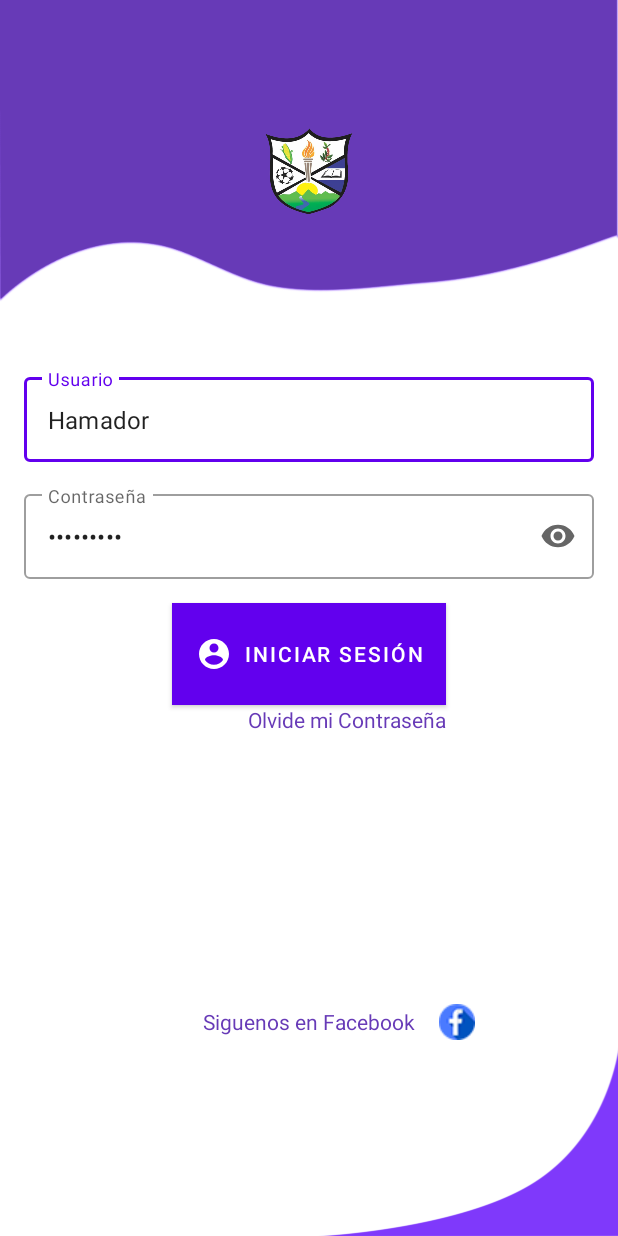
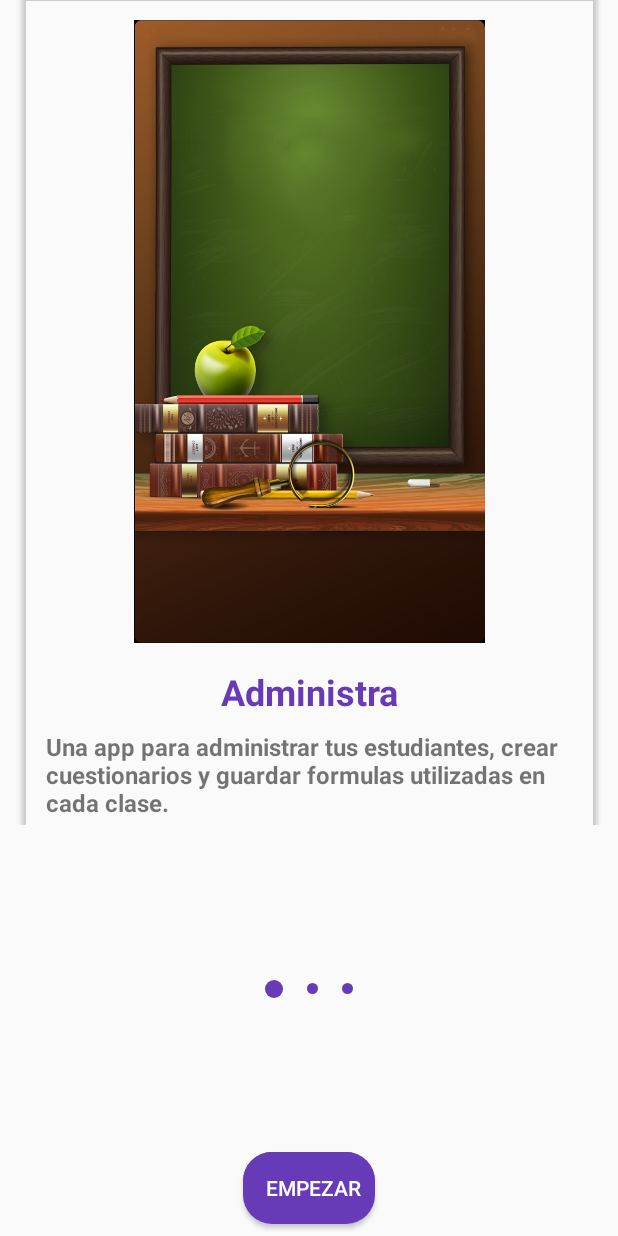
Before and after one commit to MelHerrera/LaEsperanzaCollege, an Android app: the screen it shows after launch (LoginActivity before the commit, IntroActivity after it), on a phone screen of 412 x 824 dp. Run offline under Robolectric (Android 15) with nearby library versions, the phone set to English and light mode, and no system bars; 3 statements that could not run were skipped.

Commit message:
agregado intro

```diff
--- /dev/null
+++ b/app/src/main/java/com/app/laesperanzacollege/IntroActivity.kt
@@ -0,0 +1,105 @@
+package com.app.laesperanzacollege
+
+import android.content.Intent
+import androidx.appcompat.app.AppCompatActivity
+import android.os.Bundle
+import android.view.ViewGroup
+import android.widget.ImageView
+import android.widget.LinearLayout
+import androidx.core.content.ContextCompat
+import androidx.core.view.get
+import androidx.viewpager2.widget.ViewPager2
+import com.app.laesperanzacollege.adaptadores.intro
+import com.app.laesperanzacollege.adaptadores.introAdapter
+import kotlinx.android.synthetic.main.activity_intro.*
+
+class IntroActivity : AppCompatActivity() {
+    private val introAdapter = introAdapter(
+        listOf(
+            intro(
+                "Administra",
+                "Una app para administrar tus estudiantes, crear cuestionarios y guardar formulas utilizadas en cada clase.",
+                R.drawable.educacion
+            ),
+            intro(
+                "Crea tus Cuestionarios",
+                "Aprende de forma divertida creando tus cuestionarios para que otros lo puedan resolver.",
+                R.drawable.pregunta
+            ),
+            intro(
+                "Educa",
+                "Enseña a través de esta app interactiva, dividida por grados y mira la mejoría a largo plazo.",
+                R.drawable.tres
+            )
+        )
+    )
+    override fun onCreate(savedInstanceState: Bundle?) {
+        super.onCreate(savedInstanceState)
+        setContentView(R.layout.activity_intro)
+
+        carrusel.adapter = introAdapter
+        setupIndicators()
+        setCurrentIndicator(0)
+        carrusel.registerOnPageChangeCallback(object :
+            ViewPager2.OnPageChangeCallback(){
+            override fun onPageSelected(position: Int) {
+                super.onPageSelected(position)
+                setCurrentIndicator(position)
+            }
+        })
+
+        intro.setOnClickListener {
+            startActivity(Intent(this,LoginActivity::class.java))
+        }
+    }
+
+    private fun setupIndicators() {
+        val indicators = arrayOfNulls<ImageView>(introAdapter.itemCount)
+        val layoutParams: LinearLayout.LayoutParams =
+            LinearLayout.LayoutParams(
+                ViewGroup.LayoutParams.WRAP_CONTENT,
+                ViewGroup.LayoutParams.WRAP_CONTENT
+            )
+        layoutParams.setMargins(12, 0, 12, 0)
+
+        for (i in indicators.indices) {
+            indicators[i] = ImageView(applicationContext)
+            indicators[i].apply {
+                this?.setImageDrawable(
+                    ContextCompat.getDrawable(
+                        applicationContext,
+                        R.drawable.indicator_inactive
+                    )
+                )
+                this?.layoutParams = layoutParams
+            }
+            indicatorsContainer.addView(indicators[i])
+        }
+    }
+
+    private fun setCurrentIndicator(index:Int)
+    {
+        val childCount = indicatorsContainer.childCount
+        for(i in 0 until childCount){
+            val imageView = indicatorsContainer[i] as ImageView
+            if(i == index)
+            {
+                imageView.setImageDrawable(
+                    ContextCompat.getDrawable(
+                        applicationContext,
+                        R.drawable.indicator_active
+                    )
+                )
+            } else {
+                imageView.setImageDrawable(
+                    ContextCompat.getDrawable(
+                        applicationContext,
+                        R.drawable.indicator_inactive
+                    )
+                )
+            }
+        }
+    }
+
+
+}
--- a/app/src/main/java/com/app/laesperanzacollege/SplashScreen.kt
+++ b/app/src/main/java/com/app/laesperanzacollege/SplashScreen.kt
@@ -27,7 +27,7 @@ class SplashScreen : AppCompatActivity() {
                     }
                 }
                 else
-                    startActivity(Intent(applicationContext,LoginActivity::class.java))
+                    startActivity(Intent(applicationContext,IntroActivity::class.java))
            // delay(1000)
         }
     }
--- /dev/null
+++ b/app/src/main/java/com/app/laesperanzacollege/adaptadores/intro.kt
@@ -0,0 +1,3 @@
+package com.app.laesperanzacollege.adaptadores
+
+data class intro(var name:String,var des:String? , var foto:Int?)
--- /dev/null
+++ b/app/src/main/java/com/app/laesperanzacollege/adaptadores/introAdapter.kt
@@ -0,0 +1,41 @@
+package com.app.laesperanzacollege.adaptadores
+
+import android.view.LayoutInflater
+import android.view.View
+import android.view.ViewGroup
+import android.widget.ImageView
+import android.widget.TextView
+import androidx.recyclerview.widget.RecyclerView
+import com.app.laesperanzacollege.R
+
+class introAdapter(private val intro:List<intro>)
+    : RecyclerView.Adapter<introAdapter.ViewHolder>() {
+    override fun onBindViewHolder(holder: introAdapter.ViewHolder, position: Int) {
+        holder.bindItem(intro[position])
+
+    }
+    override fun onCreateViewHolder(parent: ViewGroup, viewType: Int):  introAdapter.ViewHolder {
+        return  ViewHolder(
+            LayoutInflater.from(parent.context).inflate(
+            R.layout.item_intro,parent,false
+        ))
+    }
+
+    override fun getItemCount(): Int {
+        return  intro.size
+    }
+
+
+    class ViewHolder(itemView: View): RecyclerView.ViewHolder(itemView) {
+        private val name: TextView = itemView.findViewById(R.id.name1) as TextView
+        private val des: TextView = itemView.findViewById(R.id.des) as TextView
+        private val foto1: ImageView = itemView.findViewById(R.id.foto1) as ImageView
+        fun bindItem(intro:intro){
+
+            name.text = intro.name
+            des.text = intro.des
+            foto1.setImageResource(intro.foto!!)
+        }
+
+    }
+}
--- /dev/null
+++ b/app/src/main/res/drawable/indicator_active.xml
@@ -0,0 +1,7 @@
+<?xml version="1.0" encoding="utf-8"?>
+<shape xmlns:android="http://schemas.android.com/apk/res/android"
+    android:shape="oval">
+    <solid android:color="#673AB7"/>
+    <size android:height="12dp" android:width="12dp"/>
+
+</shape>
--- /dev/null
+++ b/app/src/main/res/drawable/indicator_inactive.xml
@@ -0,0 +1,6 @@
+<?xml version="1.0" encoding="utf-8"?>
+<shape xmlns:android="http://schemas.android.com/apk/res/android"
+    android:shape="oval">
+    <solid android:color="#673AB7"/>
+<size android:height="7dp" android:width="7dp"/>
+</shape>
--- /dev/null
+++ b/app/src/main/res/layout/activity_intro.xml
@@ -0,0 +1,45 @@
+<?xml version="1.0" encoding="utf-8"?>
+<androidx.constraintlayout.widget.ConstraintLayout xmlns:android="http://schemas.android.com/apk/res/android"
+    xmlns:app="http://schemas.android.com/apk/res-auto"
+    xmlns:tools="http://schemas.android.com/tools"
+    android:layout_width="match_parent"
+    android:layout_height="match_parent"
+    android:transitionGroup="false"
+    tools:context=".IntroActivity">
+
+    <androidx.viewpager2.widget.ViewPager2
+        android:id="@+id/carrusel"
+        android:layout_width="0dp"
+        android:layout_height="550dp"
+        app:layout_constraintEnd_toEndOf="parent"
+        app:layout_constraintStart_toStartOf="parent"
+        app:layout_constraintTop_toTopOf="parent" />
+
+    <Button
+        android:id="@+id/intro"
+        android:layout_width="wrap_content"
+        android:layout_height="wrap_content"
+        android:layout_marginBottom="8dp"
+        android:adjustViewBounds="true"
+        android:background="@drawable/rounded_button_itemquizzes"
+        android:backgroundTint="@color/colorPrimary"
+        android:text="@string/empezar"
+        android:textColor="@android:color/white"
+        app:layout_constraintBottom_toBottomOf="parent"
+        app:layout_constraintEnd_toEndOf="parent"
+        app:layout_constraintStart_toStartOf="parent" />
+
+    <LinearLayout
+        android:id="@+id/indicatorsContainer"
+        android:layout_width="match_parent"
+        android:layout_height="wrap_content"
+        android:layout_marginTop="16dp"
+        android:layout_marginBottom="16dp"
+        android:gravity="center"
+        android:orientation="horizontal"
+        app:layout_constraintBottom_toTopOf="@+id/intro"
+        app:layout_constraintEnd_toStartOf="@+id/carrusel"
+        app:layout_constraintHorizontal_bias="0.0"
+        app:layout_constraintStart_toStartOf="parent"
+        app:layout_constraintTop_toBottomOf="@+id/carrusel" />
+</androidx.constraintlayout.widget.ConstraintLayout>
--- a/app/src/main/res/layout/item_curiosidad.xml
+++ b/app/src/main/res/layout/item_curiosidad.xml
@@ -11,6 +11,7 @@
         android:layout_height="216dp"
         android:layout_marginStart="8dp"
         android:layout_marginEnd="8dp"
+        app:cardBackgroundColor="@android:color/transparent"
         app:layout_constraintBottom_toBottomOf="parent"
         app:layout_constraintEnd_toEndOf="parent"
         app:layout_constraintStart_toStartOf="parent"
--- /dev/null
+++ b/app/src/main/res/layout/item_intro.xml
@@ -0,0 +1,62 @@
+<?xml version="1.0" encoding="utf-8"?>
+<androidx.constraintlayout.widget.ConstraintLayout xmlns:android="http://schemas.android.com/apk/res/android"
+    xmlns:app="http://schemas.android.com/apk/res-auto"
+    xmlns:tools="http://schemas.android.com/tools"
+    android:layout_width="match_parent"
+    android:layout_height="match_parent">
+
+    <androidx.cardview.widget.CardView
+        android:id="@+id/cardview_layout"
+        android:layout_width="383dp"
+        android:layout_height="557dp"
+        android:layout_marginStart="8dp"
+        android:layout_marginEnd="8dp"
+        app:cardBackgroundColor="@android:color/transparent"
+        app:layout_constraintBottom_toBottomOf="parent"
+        app:layout_constraintEnd_toEndOf="parent"
+        app:layout_constraintStart_toStartOf="parent"
+        app:layout_constraintTop_toTopOf="parent">
+
+        <androidx.constraintlayout.widget.ConstraintLayout
+            android:layout_width="match_parent"
+            android:layout_height="match_parent" >
+
+            <ImageView
+                android:id="@+id/foto1"
+                android:layout_width="290dp"
+                android:layout_height="415dp"
+                android:layout_marginTop="16dp"
+                app:layout_constraintEnd_toEndOf="parent"
+                app:layout_constraintStart_toStartOf="parent"
+                app:layout_constraintTop_toTopOf="parent"
+                app:srcCompat="@drawable/educacion" />
+
+            <TextView
+                android:id="@+id/name1"
+                android:layout_width="wrap_content"
+                android:layout_height="wrap_content"
+                android:layout_marginTop="16dp"
+                android:text="Name"
+                android:textColor="@color/colorPrimary"
+                android:textSize="24sp"
+                android:textStyle="bold"
+                app:layout_constraintEnd_toEndOf="parent"
+                app:layout_constraintStart_toStartOf="parent"
+                app:layout_constraintTop_toBottomOf="@+id/foto1" />
+
+            <TextView
+                android:id="@+id/des"
+                android:layout_width="0dp"
+                android:layout_height="wrap_content"
+                android:layout_marginStart="16dp"
+                android:text="Descripcion"
+                android:textSize="16sp"
+                android:textStyle="bold"
+                app:layout_constraintBottom_toBottomOf="parent"
+                app:layout_constraintEnd_toEndOf="parent"
+                app:layout_constraintStart_toStartOf="parent"
+                app:layout_constraintTop_toBottomOf="@+id/name1" />
+        </androidx.constraintlayout.widget.ConstraintLayout>
+    </androidx.cardview.widget.CardView>
+
+</androidx.constraintlayout.widget.ConstraintLayout>
```
Also changed, not shown: app/src/main/AndroidManifest.xml (+12 -8 lines), app/src/main/res/drawable/educacion.jpg (added), app/src/main/res/drawable/pregunta.jpg (added), app/src/main/res/drawable/tres.jpg (added).
